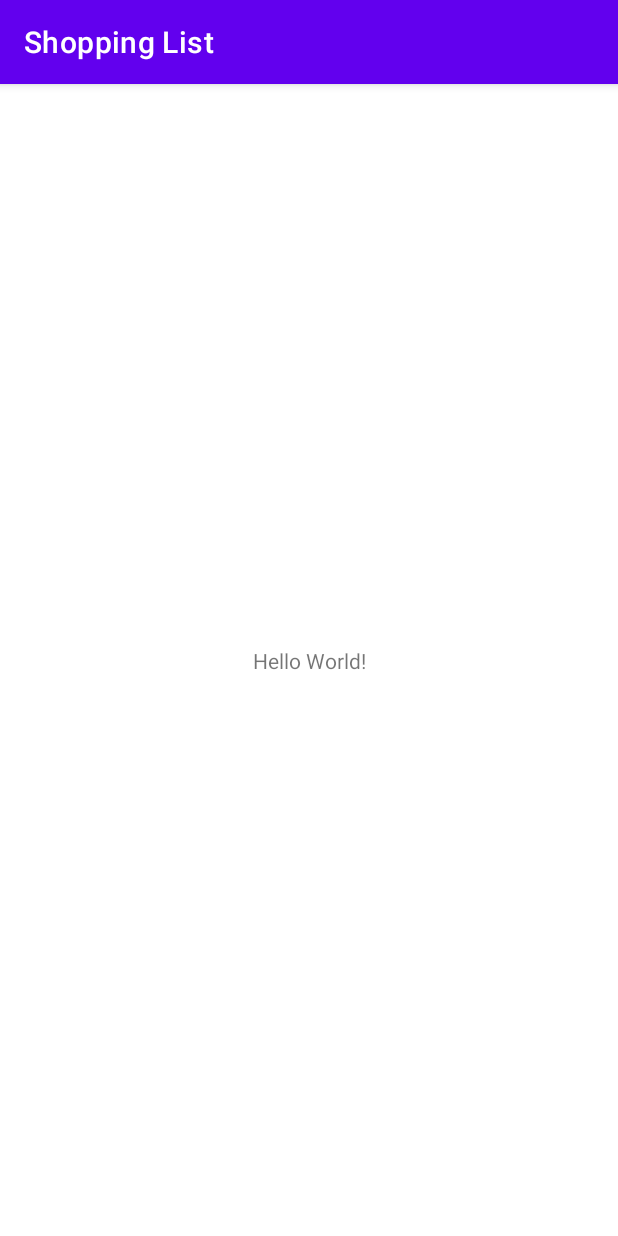
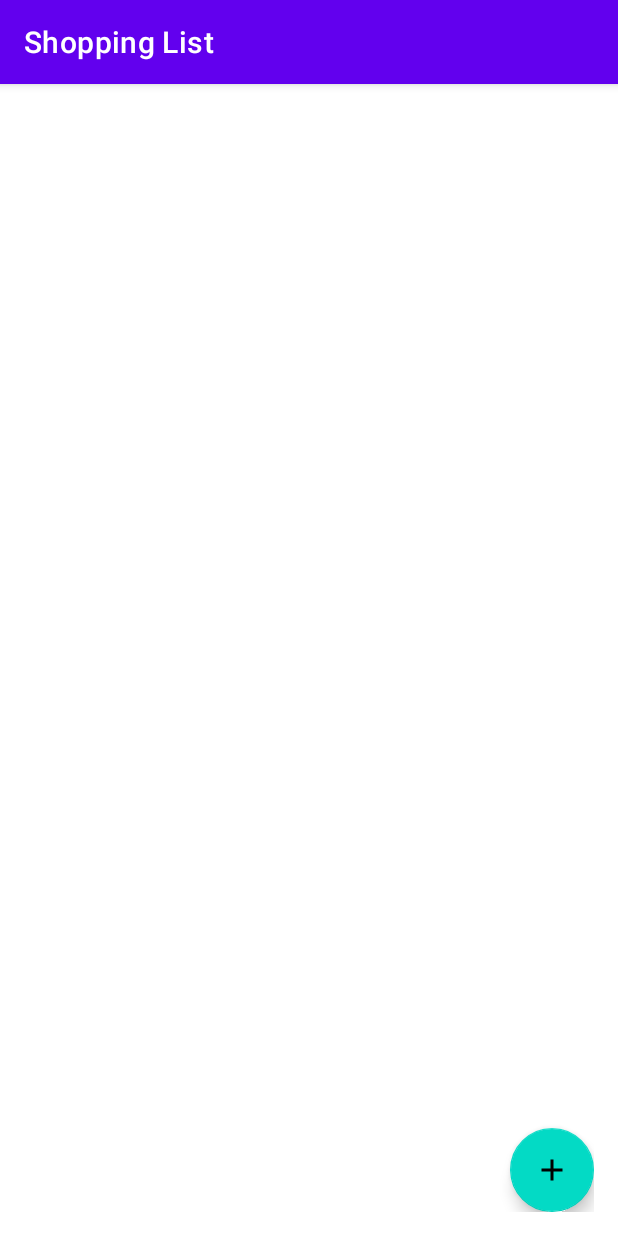
Before and after one commit to pedromneto97/shopping-list, an Android app: the screen it shows after launch (MainActivity), on a phone screen of 412 x 824 dp. Run offline under Robolectric (Android 15) with nearby library versions, the phone set to English and light mode, and no system bars.

Commit message:
feat: add button to main activity

```diff
--- a/app/src/main/java/br/eng/pedro_mendes/shopping_list/MainActivity.kt
+++ b/app/src/main/java/br/eng/pedro_mendes/shopping_list/MainActivity.kt
@@ -1,11 +1,37 @@
 package br.eng.pedro_mendes.shopping_list
 
+import android.content.Intent
 import android.os.Bundle
+import androidx.activity.result.contract.ActivityResultContracts
 import androidx.appcompat.app.AppCompatActivity
+import br.eng.pedro_mendes.shopping_list.databinding.ActivityMainBinding
+import br.eng.pedro_mendes.shopping_list.ui.add_shopping_list_item.AddShoppingListItemActivity
 
 class MainActivity : AppCompatActivity() {
+    private lateinit var binding: ActivityMainBinding
+    private val activityResultLauncher =
+        registerForActivityResult(ActivityResultContracts.StartActivityForResult()) {
+            if (it.resultCode == RESULT_OK) {
+                //TODO Handle result
+            }
+        }
+
     override fun onCreate(savedInstanceState: Bundle?) {
         super.onCreate(savedInstanceState)
-        setContentView(R.layout.activity_main)
+        binding = ActivityMainBinding.inflate(layoutInflater)
+        setContentView(binding.root)
+
+        setupListeners()
     }
+
+    private fun setupListeners() {
+        setupAddShoppingListButton()
+    }
+
+    private fun setupAddShoppingListButton() {
+        binding.fabAddShoppingListItem.setOnClickListener {
+            activityResultLauncher.launch(Intent(this, AddShoppingListItemActivity::class.java))
+        }
+    }
+
 }
--- a/app/src/main/res/layout/activity_main.xml
+++ b/app/src/main/res/layout/activity_main.xml
@@ -4,15 +4,18 @@
     xmlns:tools="http://schemas.android.com/tools"
     android:layout_width="match_parent"
     android:layout_height="match_parent"
+    android:padding="16dp"
     tools:context=".MainActivity">
 
-    <TextView
+    <com.google.android.material.floatingactionbutton.FloatingActionButton
+        android:id="@+id/fab_add_shopping_list_item"
         android:layout_width="wrap_content"
         android:layout_height="wrap_content"
-        android:text="Hello World!"
+        android:clickable="true"
+        android:contentDescription="@string/add_shopping_list_item"
+        android:focusable="true"
         app:layout_constraintBottom_toBottomOf="parent"
         app:layout_constraintEnd_toEndOf="parent"
-        app:layout_constraintStart_toStartOf="parent"
-        app:layout_constraintTop_toTopOf="parent" />
+        app:srcCompat="@drawable/add_icon" />
 
 </androidx.constraintlayout.widget.ConstraintLayout>
--- a/app/src/main/res/values/strings.xml
+++ b/app/src/main/res/values/strings.xml
@@ -1,3 +1,4 @@
 <resources>
     <string name="app_name">Shopping List</string>
+    <string name="add_shopping_list_item">Adicionar item a lista de compras</string>
 </resources>
```
